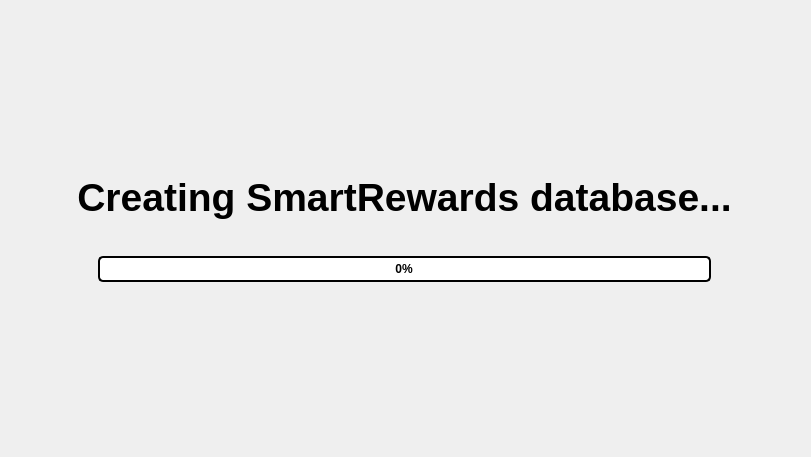
Before: the Qt Designer form src/qt/forms/smartrewardslist.ui in SmartCash/Core-Smart, drawn with Qt 5.
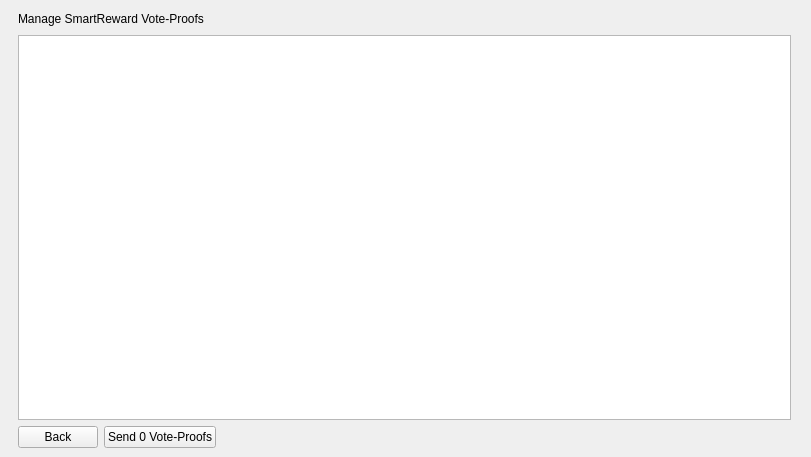
After: the same form once the commit is applied. Custom widgets are drawn as their Qt base class.

Commit message: qt: Basic UI frame for SmartReward Vote-Proof transactions

Diff of the .ui file:
```diff
--- a/src/qt/forms/smartrewardslist.ui
+++ b/src/qt/forms/smartrewardslist.ui
@@ -32,7 +32,7 @@
       </size>
      </property>
      <property name="currentIndex">
-      <number>1</number>
+      <number>3</number>
      </property>
      <widget class="QWidget" name="page">
       <layout class="QVBoxLayout" name="verticalLayout_3">
@@ -542,6 +542,68 @@
        </item>
       </layout>
      </widget>
+     <widget class="QWidget" name="pageProofs">
+      <layout class="QVBoxLayout" name="verticalLayout_6">
+       <item>
+        <layout class="QHBoxLayout" name="horizontalLayout_6">
+         <item>
+          <widget class="QLabel" name="label_4">
+           <property name="text">
+            <string>Manage SmartReward Vote-Proofs</string>
+           </property>
+          </widget>
+         </item>
+         <item>
+          <spacer name="horizontalSpacer_9">
+           <property name="orientation">
+            <enum>Qt::Horizontal</enum>
+           </property>
+           <property name="sizeHint" stdset="0">
+            <size>
+             <width>40</width>
+             <height>20</height>
+            </size>
+           </property>
+          </spacer>
+         </item>
+        </layout>
+       </item>
+       <item>
+        <widget class="QTableWidget" name="addressTable"/>
+       </item>
+       <item>
+        <layout class="QHBoxLayout" name="horizontalLayout_5">
+         <item>
+          <widget class="QPushButton" name="btnCancelProofs">
+           <property name="text">
+            <string>Back</string>
+           </property>
+          </widget>
+         </item>
+         <item>
+          <widget class="QPushButton" name="btnSendProofs">
+           <property name="text">
+            <string>Send 0 Vote-Proofs</string>
+           </property>
+          </widget>
+         </item>
+         <item>
+          <spacer name="horizontalSpacer_8">
+           <property name="orientation">
+            <enum>Qt::Horizontal</enum>
+           </property>
+           <property name="sizeHint" stdset="0">
+            <size>
+             <width>40</width>
+             <height>20</height>
+            </size>
+           </property>
+          </spacer>
+         </item>
+        </layout>
+       </item>
+      </layout>
+     </widget>
     </widget>
    </item>
   </layout>
```
Left out of the diff: 7 changed lines with no effect on the pictures. The commit also changes 2 other files.
